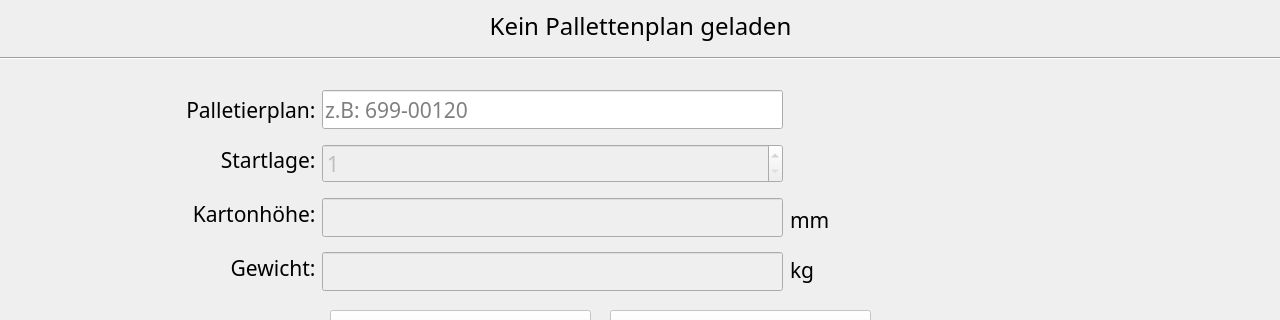
Before: the Qt Designer form ui_files/MainWindow.ui in Snupai/MultipackParser, drawn with Qt 5; both pictures show x 0 to 1280 and y 0 to 320 of the 1280 by 720 pixel window.
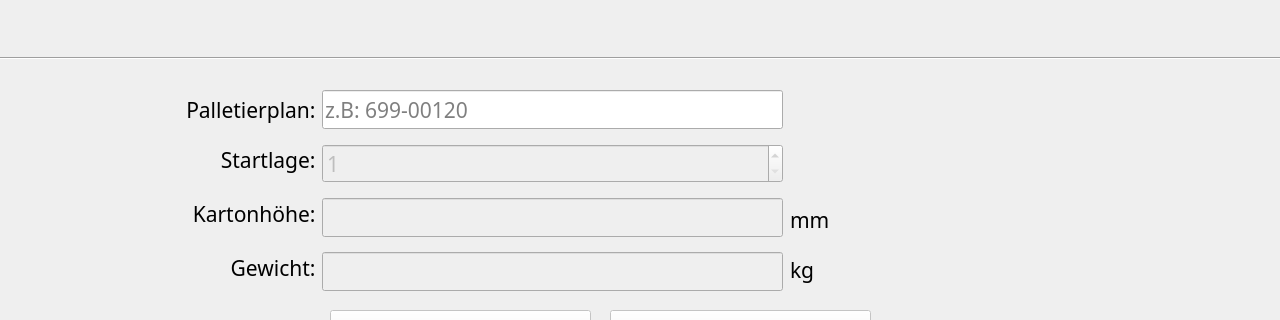
After: the same form once the commit is applied. Icons and pictures are not drawn.

Commit message:
Update UI files to remove deprecated Qt namespace qualifiers
- Simplified Qt namespace references in MainWindow.ui and ui_main_window.py
- Removed redundant namespace qualifiers like Qt::WindowModality::NonModal
- Replaced with more concise Qt::NonModal style references
- Updated Qt version reference from 6.7.2 to 6.6.3
- Cleaned up enum and flag declarations throughout the UI files

The edit to the form file:
```diff
--- a/ui_files/MainWindow.ui
+++ b/ui_files/MainWindow.ui
@@ -311,7 +311,7 @@
       </font>
      </property>
      <property name="text">
-      <string>Kein Pallettenplan geladen</string>
+      <string/>
      </property>
      <property name="alignment">
       <set>Qt::AlignmentFlag::AlignCenter</set>
```
Left out of the diff: 52 changed lines with no effect on the pictures. The commit also changes 1 other file.
